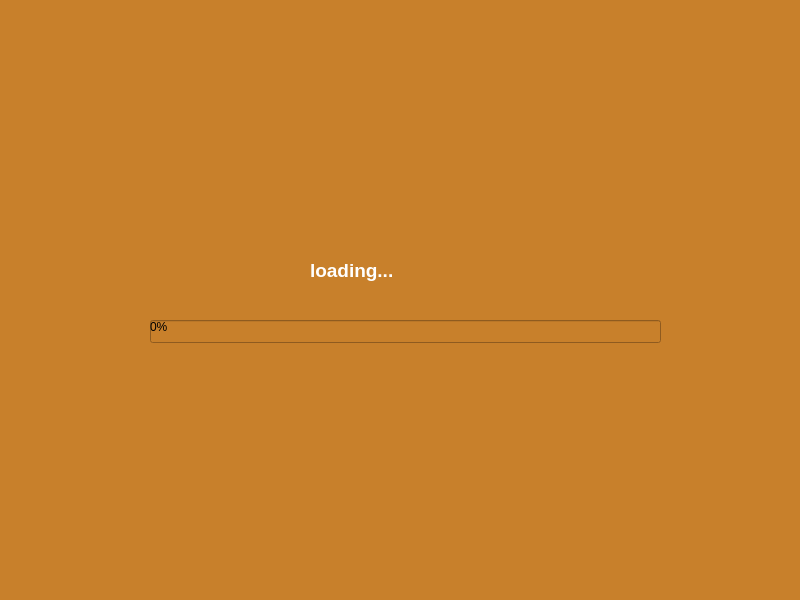
Old version of the form DialogButtonRight.ui in the repository denllx/simple-search-engine.
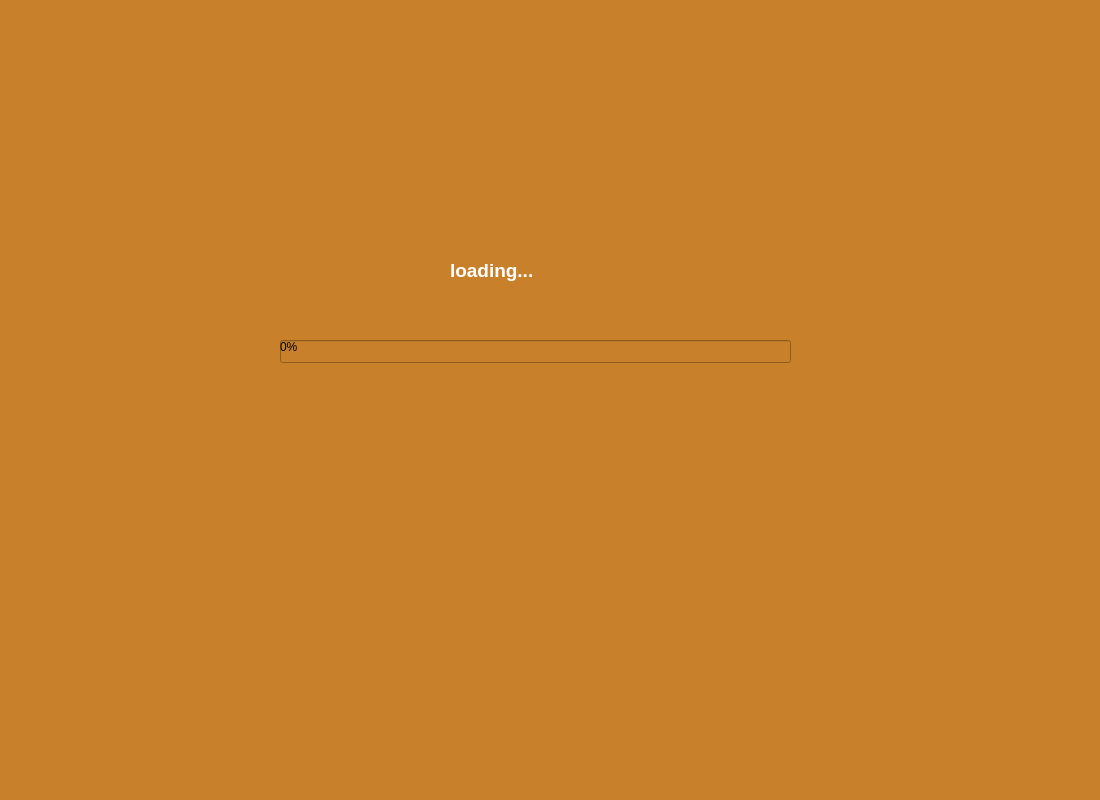
New version of the form.

Diff of the .ui file:
```diff
--- a/DialogButtonRight.ui
+++ b/DialogButtonRight.ui
@@ -6,8 +6,8 @@
    <rect>
     <x>0</x>
     <y>0</y>
-    <width>800</width>
-    <height>600</height>
+    <width>1100</width>
+    <height>800</height>
    </rect>
   </property>
   <property name="windowTitle">
@@ -19,7 +19,7 @@
   <widget class="QLabel" name="label">
    <property name="geometry">
     <rect>
-     <x>310</x>
+     <x>450</x>
      <y>240</y>
      <width>171</width>
      <height>61</height>
@@ -32,8 +32,8 @@
   <widget class="QProgressBar" name="progressBar">
    <property name="geometry">
     <rect>
-     <x>150</x>
-     <y>320</y>
+     <x>280</x>
+     <y>340</y>
      <width>511</width>
      <height>23</height>
     </rect>
```
